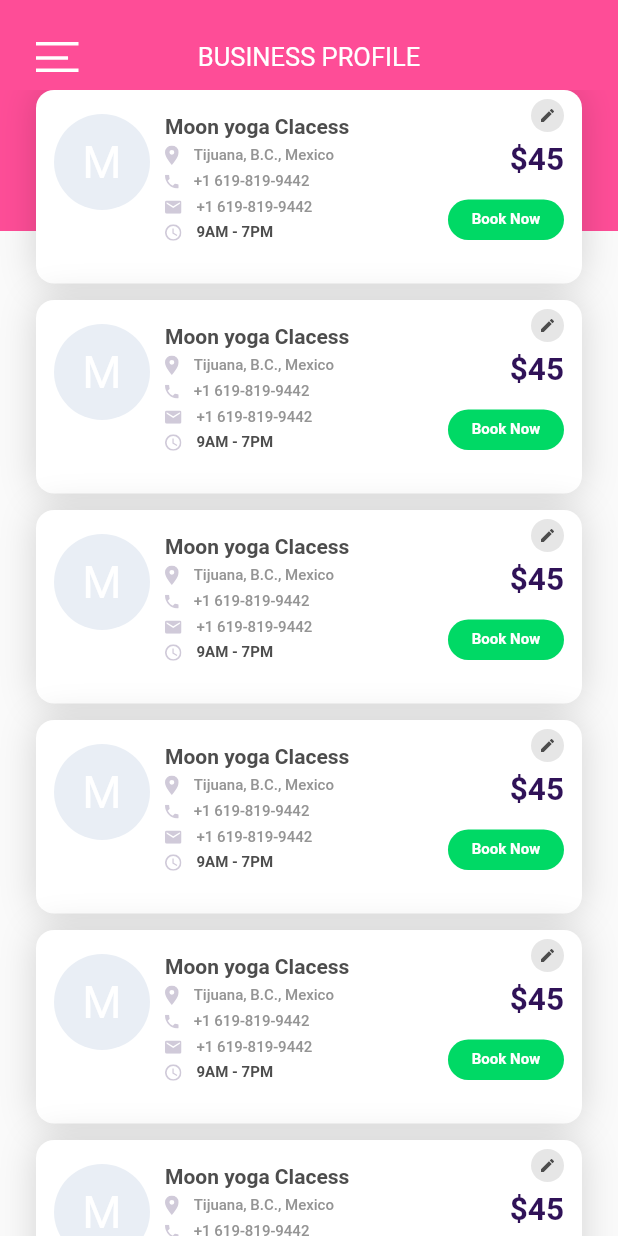
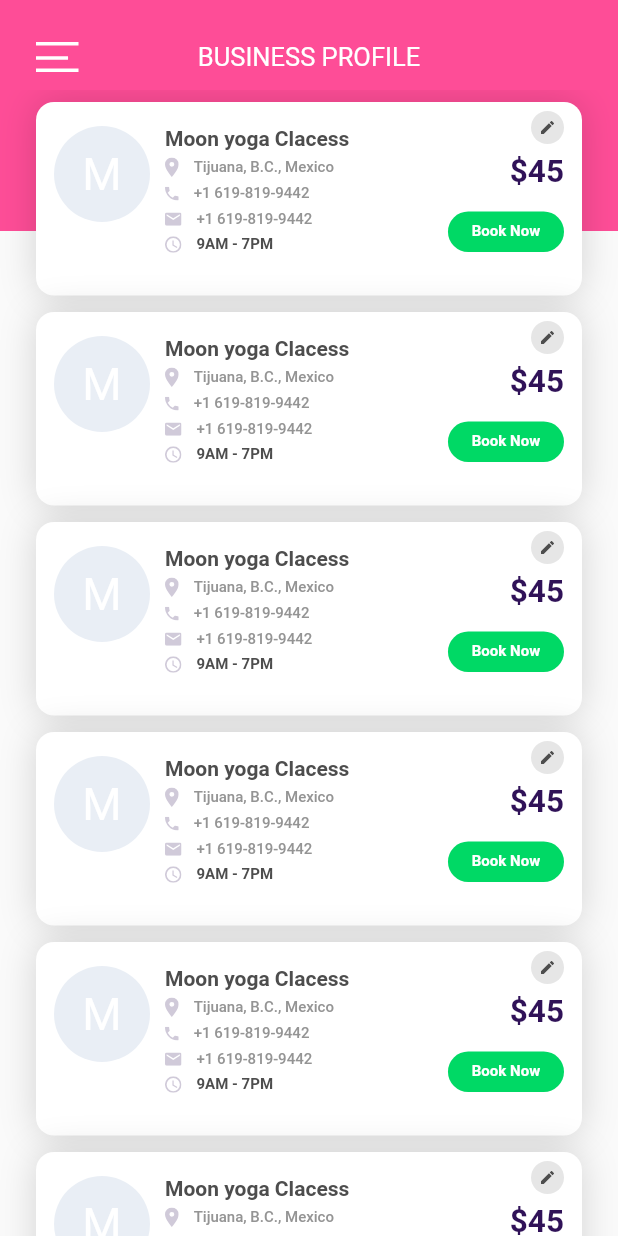
Before and after one commit to luoqiao6/flutter_my_yoga, a Flutter app: the screen it shows after launch, on a phone screen of 412 x 824 dp. Run offline on Flutter 3.47's test engine with Material 2 defaults, Android fonts, the phone set to English and light mode, and no system bars; our stand-ins replace flutter_svg; Roboto replaces fonts that are missing (GoogleSans-Bold, GoogleSans-Medium, GoogleSans-Regular).

Commit message:
列表页完成

```diff
--- a/lib/pages/list_page.dart
+++ b/lib/pages/list_page.dart
@@ -41,7 +41,7 @@ class _ListPage extends State<ListPage> {
 
                 /// 卡片列表
                 SliverPadding(
-                  padding: EdgeInsets.only(left: 24, right: 24),
+                  padding: EdgeInsets.only(left: 24, right: 24, top:  8),
                   sliver: SliverList(
                     delegate: SliverChildBuilderDelegate(
                           (BuildContext context, int index) {
```
